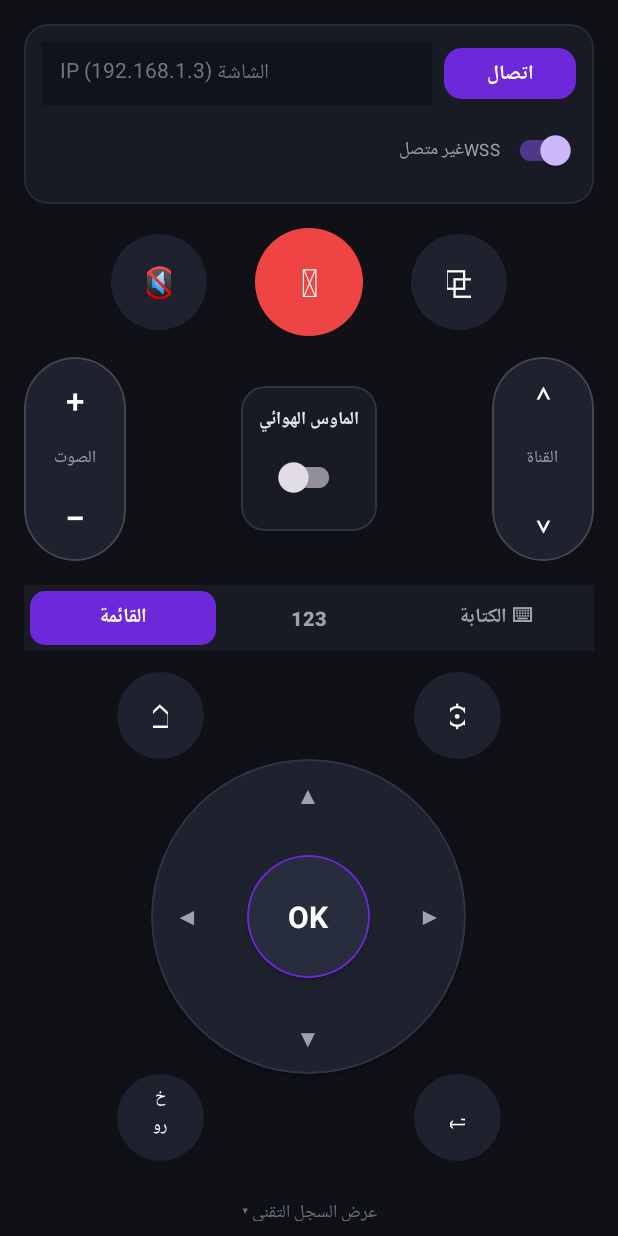
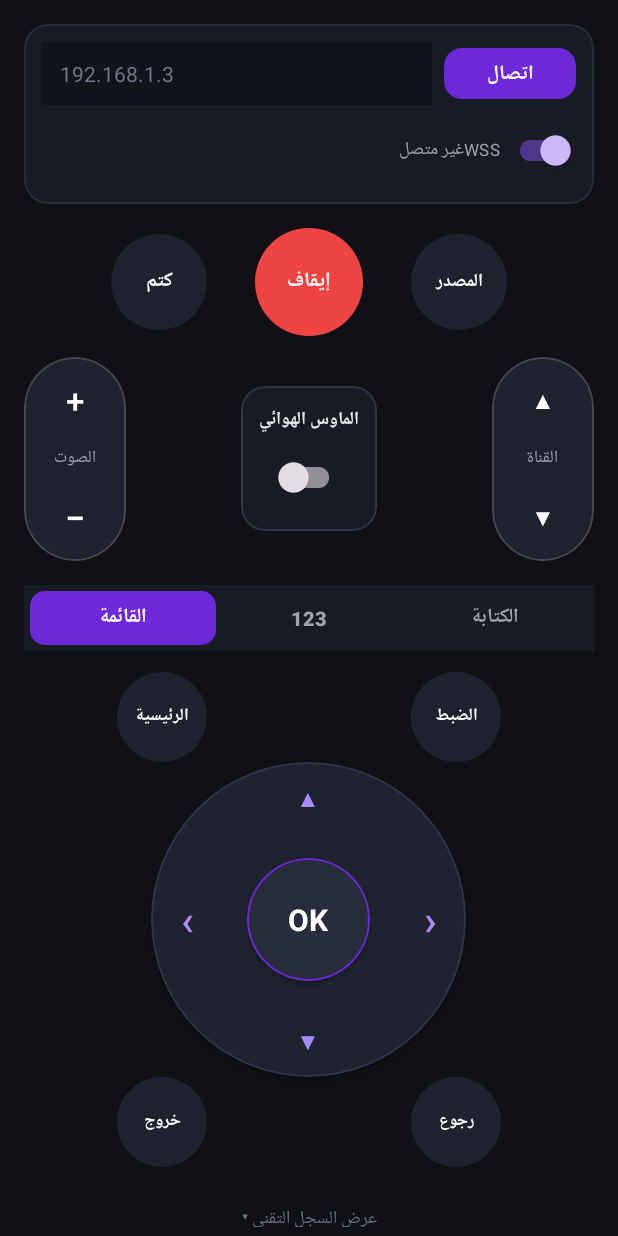
Before and after one commit to salehalsulimani-bot/GVCMagicRemote, an Android app: the screen it shows after launch (MainActivity), on a phone screen of 412 x 824 dp. Run offline under Robolectric (Android 15) with nearby library versions, the phone set to English and light mode, and no system bars.

Commit message:
Update activity_main.xml

```diff
--- a/app/src/main/res/layout/activity_main.xml
+++ b/app/src/main/res/layout/activity_main.xml
@@ -13,7 +13,6 @@
         android:orientation="vertical"
         android:padding="16dp">
 
-        <!-- شريط الاتصال المدمج -->
         <com.google.android.material.card.MaterialCardView
             android:layout_width="match_parent"
             android:layout_height="wrap_content"
@@ -41,7 +40,7 @@
                         android:layout_height="42dp"
                         android:layout_weight="1"
                         android:background="#10131A"
-                        android:hint="IP الشاشة (192.168.1.3)"
+                        android:hint="192.168.1.3"
                         android:inputType="phone"
                         android:paddingHorizontal="12dp"
                         android:textColor="#FFFFFF"
@@ -89,7 +88,6 @@
             </LinearLayout>
         </com.google.android.material.card.MaterialCardView>
 
-        <!-- القسم العلوي: كتم + زر الطاقة الأحمر + مصادر الإدخال -->
         <LinearLayout
             android:layout_width="match_parent"
             android:layout_height="wrap_content"
@@ -103,9 +101,11 @@
                 android:layout_height="64dp"
                 android:insetTop="0dp"
                 android:insetBottom="0dp"
-                android:text="🔇"
+                android:padding="0dp"
+                android:text="كتم"
                 android:textColor="#FFFFFF"
-                android:textSize="20sp"
+                android:textSize="13sp"
+                android:textStyle="bold"
                 app:backgroundTint="#1E222E"
                 app:cornerRadius="32dp" />
 
@@ -119,9 +119,10 @@
                 android:layout_height="72dp"
                 android:insetTop="0dp"
                 android:insetBottom="0dp"
-                android:text="⏻"
+                android:padding="0dp"
+                android:text="إيقاف"
                 android:textColor="#FFFFFF"
-                android:textSize="26sp"
+                android:textSize="13sp"
                 android:textStyle="bold"
                 app:backgroundTint="#EF4444"
                 app:cornerRadius="36dp" />
@@ -136,14 +137,15 @@
                 android:layout_height="64dp"
                 android:insetTop="0dp"
                 android:insetBottom="0dp"
-                android:text="⧉"
+                android:padding="0dp"
+                android:text="المصدر"
                 android:textColor="#FFFFFF"
-                android:textSize="20sp"
+                android:textSize="12sp"
+                android:textStyle="bold"
                 app:backgroundTint="#1E222E"
                 app:cornerRadius="32dp" />
         </LinearLayout>
 
-        <!-- كبسولتا الصوت والقنوات العموديتان + مفتاح الماوس الهوائي -->
         <LinearLayout
             android:layout_width="match_parent"
             android:layout_height="wrap_content"
@@ -151,7 +153,6 @@
             android:gravity="center"
             android:orientation="horizontal">
 
-            <!-- كبسولة الصوت -->
             <com.google.android.material.card.MaterialCardView
                 android:layout_width="68dp"
                 android:layout_height="136dp"
@@ -194,7 +195,6 @@
                 </LinearLayout>
             </com.google.android.material.card.MaterialCardView>
 
-            <!-- منتصف المسافة: مفتاح الماوس الهوائي -->
             <LinearLayout
                 android:layout_width="0dp"
                 android:layout_height="wrap_content"
@@ -235,7 +235,6 @@
                 </com.google.android.material.card.MaterialCardView>
             </LinearLayout>
 
-            <!-- كبسولة القنوات -->
             <com.google.android.material.card.MaterialCardView
                 android:layout_width="68dp"
                 android:layout_height="136dp"
@@ -255,9 +254,9 @@
                         android:layout_width="match_parent"
                         android:layout_height="0dp"
                         android:layout_weight="1"
-                        android:text="⌃"
+                        android:text="▲"
                         android:textColor="#FFFFFF"
-                        android:textSize="22sp" />
+                        android:textSize="16sp" />
 
                     <TextView
                         android:layout_width="wrap_content"
@@ -272,14 +271,13 @@
                         android:layout_width="match_parent"
                         android:layout_height="0dp"
                         android:layout_weight="1"
-                        android:text="⌄"
+                        android:text="▼"
                         android:textColor="#FFFFFF"
-                        android:textSize="22sp" />
+                        android:textSize="16sp" />
                 </LinearLayout>
             </com.google.android.material.card.MaterialCardView>
         </LinearLayout>
 
-        <!-- شريط التبويبات الثلاثة: القائمة | 123 | لوحة المفاتيح -->
         <LinearLayout
             android:layout_width="match_parent"
             android:layout_height="44dp"
@@ -323,7 +321,7 @@
                 android:layout_weight="1"
                 android:insetTop="0dp"
                 android:insetBottom="0dp"
-                android:text="⌨ الكتابة"
+                android:text="الكتابة"
                 android:textColor="#9CA3AF"
                 android:textSize="13sp"
                 android:textStyle="bold"
@@ -331,7 +329,6 @@
                 app:cornerRadius="10dp" />
         </LinearLayout>
 
-        <!-- التبويب 1: القائمة (القرص الدائري + أزرار الرئيسية والخروج والرجوع) -->
         <LinearLayout
             android:id="@+id/viewMenuTab"
             android:layout_width="match_parent"
@@ -341,7 +338,6 @@
             android:orientation="vertical"
             android:visibility="visible">
 
-            <!-- الصف العلوي للقرص: الرئيسية + الإعدادات -->
             <LinearLayout
                 android:layout_width="match_parent"
                 android:layout_height="wrap_content"
@@ -350,39 +346,42 @@
 
                 <com.google.android.material.button.MaterialButton
                     android:id="@+id/btnHome"
-                    android:layout_width="58dp"
-                    android:layout_height="58dp"
+                    android:layout_width="60dp"
+                    android:layout_height="60dp"
                     android:insetTop="0dp"
                     android:insetBottom="0dp"
-                    android:text="⌂"
+                    android:padding="0dp"
+                    android:text="الرئيسية"
                     android:textColor="#FFFFFF"
-                    android:textSize="22sp"
+                    android:textSize="11sp"
+                    android:textStyle="bold"
                     app:backgroundTint="#1E222E"
-                    app:cornerRadius="29dp" />
+                    app:cornerRadius="30dp" />
 
                 <Space
-                    android:layout_width="140dp"
+                    android:layout_width="136dp"
                     android:layout_height="wrap_content" />
 
                 <com.google.android.material.button.MaterialButton
                     android:id="@+id/btnSettings"
-                    android:layout_width="58dp"
-                    android:layout_height="58dp"
+                    android:layout_width="60dp"
+                    android:layout_height="60dp"
                     android:insetTop="0dp"
                     android:insetBottom="0dp"
-                    android:text="⚙"
+                    android:padding="0dp"
+                    android:text="الضبط"
                     android:textColor="#FFFFFF"
-                    android:textSize="20sp"
+                    android:textSize="11sp"
+                    android:textStyle="bold"
                     app:backgroundTint="#1E222E"
-                    app:cornerRadius="29dp" />
+                    app:cornerRadius="30dp" />
             </LinearLayout>
 
-            <!-- القرص الدائري الكبير (D-Pad + OK) -->
             <com.google.android.material.card.MaterialCardView
                 android:id="@+id/airMousePad"
                 android:layout_width="210dp"
                 android:layout_height="210dp"
-                android:layout_marginVertical="-18dp"
+                android:layout_marginVertical="-16dp"
                 android:clickable="true"
                 android:focusable="true"
                 app:cardBackgroundColor="#1E222E"
@@ -402,8 +401,9 @@
                         android:layout_height="48dp"
                         android:layout_alignParentTop="true"
                         android:layout_centerHorizontal="true"
+                        android:padding="0dp"
                         android:text="▲"
-                        android:textColor="#9CA3AF"
+                        android:textColor="#A78BFA"
                         android:textSize="16sp" />
 
                     <com.google.android.material.button.MaterialButton
@@ -413,8 +413,9 @@
                         android:layout_height="48dp"
                         android:layout_alignParentBottom="true"
                         android:layout_centerHorizontal="true"
+                        android:padding="0dp"
                         android:text="▼"
-                        android:textColor="#9CA3AF"
+                        android:textColor="#A78BFA"
                         android:textSize="16sp" />
 
                     <com.google.android.material.button.MaterialButton
@@ -424,9 +425,10 @@
                         android:layout_height="56dp"
                         android:layout_alignParentStart="true"
                         android:layout_centerVertical="true"
-                        android:text="◀"
-                        android:textColor="#9CA3AF"
-                        android:textSize="16sp" />
+                        android:padding="0dp"
+                        android:text="‹"
+                        android:textColor="#A78BFA"
+                        android:textSize="28sp" />
 
                     <com.google.android.material.button.MaterialButton
                         android:id="@+id/btnRight"
@@ -435,11 +437,11 @@
                         android:layout_height="56dp"
                         android:layout_alignParentEnd="true"
                         android:layout_centerVertical="true"
-                        android:text="▶"
-                        android:textColor="#9CA3AF"
-                        android:textSize="16sp" />
+                        android:padding="0dp"
+                        android:text="›"
+                        android:textColor="#A78BFA"
+                        android:textSize="28sp" />
 
-                    <!-- دائرة OK المركزية -->
                     <com.google.android.material.card.MaterialCardView
                         android:id="@+id/btnOkCircle"
                         android:layout_width="82dp"
@@ -465,7 +467,6 @@
                 </RelativeLayout>
             </com.google.android.material.card.MaterialCardView>
 
-            <!-- الصف السفلي للقرص: خروج + رجوع -->
             <LinearLayout
                 android:layout_width="match_parent"
                 android:layout_height="wrap_content"
@@ -474,35 +475,38 @@
 
                 <com.google.android.material.button.MaterialButton
                     android:id="@+id/btnExit"
-                    android:layout_width="58dp"
-                    android:layout_height="58dp"
+                    android:layout_width="60dp"
+                    android:layout_height="60dp"
                     android:insetTop="0dp"
                     android:insetBottom="0dp"
+                    android:padding="0dp"
                     android:text="خروج"
                     android:textColor="#FFFFFF"
                     android:textSize="11sp"
+                    android:textStyle="bold"
                     app:backgroundTint="#1E222E"
-                    app:cornerRadius="29dp" />
+                    app:cornerRadius="30dp" />
 
                 <Space
-                    android:layout_width="140dp"
+                    android:layout_width="136dp"
                     android:layout_height="wrap_content" />
 
                 <com.google.android.material.button.MaterialButton
                     android:id="@+id/btnBack"
-                    android:layout_width="58dp"
-                    android:layout_height="58dp"
+                    android:layout_width="60dp"
+                    android:layout_height="60dp"
                     android:insetTop="0dp"
                     android:insetBottom="0dp"
-                    android:text="↩"
+                    android:padding="0dp"
+                    android:text="رجوع"
                     android:textColor="#FFFFFF"
-                    android:textSize="22sp"
+                    android:textSize="11sp"
+                    android:textStyle="bold"
                     app:backgroundTint="#1E222E"
-                    app:cornerRadius="29dp" />
+                    app:cornerRadius="30dp" />
             </LinearLayout>
         </LinearLayout>
 
-        <!-- التبويب 2: لوحة الأرقام الدائرية (123) -->
         <LinearLayout
             android:id="@+id/viewNumpadTab"
             android:layout_width="match_parent"
@@ -524,6 +528,7 @@
                     android:layout_margin="8dp"
                     android:insetTop="0dp"
                     android:insetBottom="0dp"
+                    android:padding="0dp"
                     android:text="1"
                     android:textColor="#FFFFFF"
                     android:textSize="20sp"
@@ -537,6 +542,7 @@
                     android:layout_margin="8dp"
                     android:insetTop="0dp"
                     android:insetBottom="0dp"
+                    android:padding="0dp"
                     android:text="2"
                     android:textColor="#FFFFFF"
                     android:textSize="20sp"
@@ -550,6 +556,7 @@
                     android:layout_margin="8dp"
                     android:insetTop="0dp"
                     android:insetBottom="0dp"
+                    android:padding="0dp"
                     android:text="3"
                     android:textColor="#FFFFFF"
                     android:textSize="20sp"
@@ -569,6 +576,7 @@
                     android:layout_margin="8dp"
                     android:insetTop="0dp"
                     android:insetBottom="0dp"
+                    android:padding="0dp"
                     android:text="4"
                     android:textColor="#FFFFFF"
                     android:textSize="20sp"
@@ -582,6 +590,7 @@
                     android:layout_margin="8dp"
                     android:insetTop="0dp"
                     android:insetBottom="0dp"
+                    android:padding="0dp"
                     android:text="5"
                     android:textColor="#FFFFFF"
                     android:textSize="20sp"
@@ -595,6 +604,7 @@
                     android:layout_margin="8dp"
                     android:insetTop="0dp"
                     android:insetBottom="0dp"
+                    android:padding="0dp"
                     android:text="6"
                     android:textColor="#FFFFFF"
                     android:textSize="20sp"
@@ -614,6 +624,7 @@
                     android:layout_margin="8dp"
                     android:insetTop="0dp"
                     android:insetBottom="0dp"
+                    android:padding="0dp"
                     android:text="7"
                     android:textColor="#FFFFFF"
                     android:textSize="20sp"
@@ -627,6 +638,7 @@
                     android:layout_margin="8dp"
                     android:insetTop="0dp"
                     android:insetBottom="0dp"
+                    android:padding="0dp"
                     android:text="8"
                     android:textColor="#FFFFFF"
                     android:textSize="20sp"
@@ -640,6 +652,7 @@
                     android:layout_margin="8dp"
                     android:insetTop="0dp"
                     android:insetBottom="0dp"
+                    android:padding="0dp"
                     android:text="9"
                     android:textColor="#FFFFFF"
                     android:textSize="20sp"
@@ -659,6 +672,7 @@
                     android:layout_margin="8dp"
                     android:insetTop="0dp"
                     android:insetBottom="0dp"
+                    android:padding="0dp"
                     android:text="-/-"
                     android:textColor="#9CA3AF"
                     android:textSize="16sp"
@@ -672,6 +686,7 @@
                     android:layout_margin="8dp"
                     android:insetTop="0dp"
                     android:insetBottom="0dp"
+                    android:padding="0dp"
                     android:text="0"
                     android:textColor="#FFFFFF"
                     android:textSize="20sp"
@@ -685,15 +700,16 @@
                     android:layout_margin="8dp"
                     android:insetTop="0dp"
                     android:insetBottom="0dp"
-                    android:text="↩"
+                    android:padding="0dp"
+                    android:text="رجوع"
                     android:textColor="#A78BFA"
-                    android:textSize="20sp"
+                    android:textSize="12sp"
+                    android:textStyle="bold"
                     app:backgroundTint="#1E222E"
                     app:cornerRadius="34dp" />
             </LinearLayout>
         </LinearLayout>
 
-        <!-- التبويب 3: لوحة المفاتيح لإرسال النصوص للشاشة -->
         <LinearLayout
             android:id="@+id/viewKeyboardTab"
             android:layout_width="match_parent"
@@ -770,7 +786,7 @@
                             android:layout_height="44dp"
                             android:layout_marginEnd="6dp"
                             android:layout_weight="1"
-                            android:text="⌫ مسح حرف"
+                            android:text="مسح حرف"
                             android:textColor="#F87171"
                             android:textSize="13sp"
                             app:backgroundTint="#232836"
@@ -782,7 +798,7 @@
                             android:layout_height="44dp"
                             android:layout_marginStart="6dp"
                             android:layout_weight="1"
-                            android:text="↵ بحث / موافق"
+                            android:text="بحث / موافق"
                             android:textColor="#34D399"
                             android:textSize="13sp"
                             app:backgroundTint="#232836"
@@ -792,7 +808,6 @@
             </com.google.android.material.card.MaterialCardView>
         </LinearLayout>
 
-        <!-- زر إظهار/إخفاء السجل التقني -->
         <com.google.android.material.button.MaterialButton
             android:id="@+id/btnToggleLog"
             style="@style/Widget.Material3.Button.TextButton"
```
